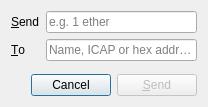
Qt form libaleth/SendDialog.ui (ethereum/alethzero) before a commit.
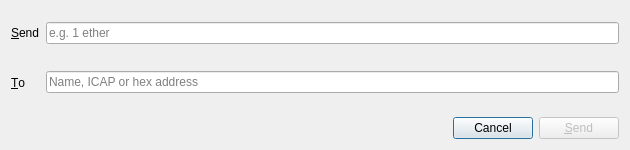
The same form after that commit.

Commit message:
smaller sizes for "send" and "cancel" buttons
Conflicts:
	libaleth/SendDialog.ui

```diff
--- a/libaleth/SendDialog.ui
+++ b/libaleth/SendDialog.ui
@@ -2,6 +2,26 @@
 <ui version="4.0">
  <class>SendDialog</class>
  <widget class="QDialog" name="SendDialog">
+  <property name="geometry">
+   <rect>
+    <x>0</x>
+    <y>0</y>
+    <width>630</width>
+    <height>150</height>
+   </rect>
+  </property>
+  <property name="minimumSize">
+   <size>
+    <width>630</width>
+    <height>150</height>
+   </size>
+  </property>
+  <property name="maximumSize">
+   <size>
+    <width>630</width>
+    <height>162</height>
+   </size>
+  </property>
   <property name="windowTitle">
    <string>Send Transaction</string>
   </property>
@@ -84,6 +104,18 @@
      </item>
      <item>
       <widget class="QPushButton" name="cancel">
+       <property name="minimumSize">
+        <size>
+         <width>80</width>
+         <height>0</height>
+        </size>
+       </property>
+       <property name="maximumSize">
+        <size>
+         <width>80</width>
+         <height>16777215</height>
+        </size>
+       </property>
        <property name="text">
         <string>Cancel</string>
        </property>
@@ -97,6 +129,18 @@
        <property name="enabled">
         <bool>false</bool>
        </property>
+       <property name="minimumSize">
+        <size>
+         <width>80</width>
+         <height>0</height>
+        </size>
+       </property>
+       <property name="maximumSize">
+        <size>
+         <width>80</width>
+         <height>16777215</height>
+        </size>
+       </property>
        <property name="text">
         <string>&amp;Send</string>
        </property>
```
